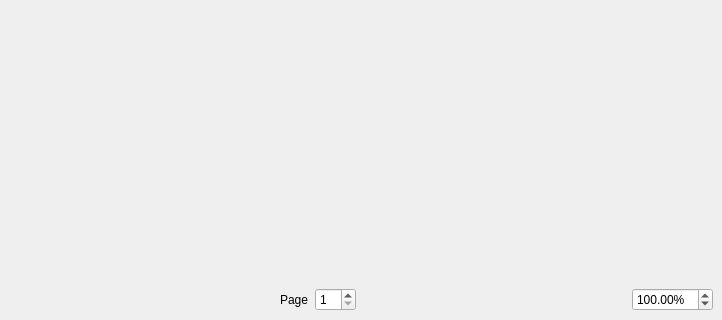
The window that application/documentviewer.ui (theCheeseboard/thePage) describes before a commit, drawn with Qt 5; both pictures show x 0 to 722 and y 269 to 589 of the 722 by 589 pixel window.
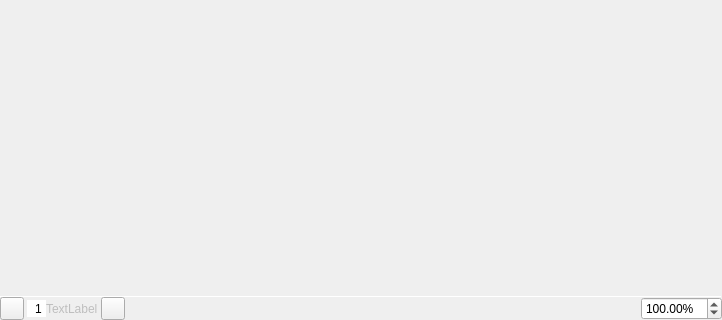
The same window after the commit. The open tabs and pages were chosen to show the change. Icons and pictures are not drawn. Custom widgets are drawn as their Qt base class.

Patch:
```diff
--- a/application/documentviewer.ui
+++ b/application/documentviewer.ui
@@ -346,7 +346,7 @@
                <x>0</x>
                <y>0</y>
                <width>722</width>
-               <height>543</height>
+               <height>554</height>
               </rect>
              </property>
              <layout class="QVBoxLayout" name="verticalLayout_6">
@@ -388,6 +388,19 @@
          </layout>
         </widget>
        </item>
+       <item>
+        <widget class="Line" name="line">
+         <property name="maximumSize">
+          <size>
+           <width>16777215</width>
+           <height>1</height>
+          </size>
+         </property>
+         <property name="orientation">
+          <enum>Qt::Horizontal</enum>
+         </property>
+        </widget>
+       </item>
        <item>
         <widget class="QWidget" name="widget" native="true">
          <property name="sizePolicy">
@@ -397,30 +410,104 @@
           </sizepolicy>
          </property>
          <layout class="QHBoxLayout" name="horizontalLayout">
+          <property name="spacing">
+           <number>0</number>
+          </property>
+          <property name="leftMargin">
+           <number>0</number>
+          </property>
+          <property name="topMargin">
+           <number>0</number>
+          </property>
+          <property name="rightMargin">
+           <number>0</number>
+          </property>
+          <property name="bottomMargin">
+           <number>0</number>
+          </property>
           <item>
-           <spacer name="horizontalSpacer">
-            <property name="orientation">
-             <enum>Qt::Horizontal</enum>
+           <widget class="QToolButton" name="prevPageButton">
+            <property name="sizePolicy">
+             <sizepolicy hsizetype="Preferred" vsizetype="Preferred">
+              <horstretch>0</horstretch>
+              <verstretch>0</verstretch>
+             </sizepolicy>
             </property>
-            <property name="sizeHint" stdset="0">
-             <size>
-              <width>249</width>
-              <height>20</height>
-             </size>
-            </property>
-           </spacer>
-          </item>
-          <item>
-           <widget class="QLabel" name="label_2">
             <property name="text">
-             <string>Page</string>
+             <string notr="true"/>
+            </property>
+            <property name="icon">
+             <iconset theme="go-previous"/>
             </property>
            </widget>
           </item>
           <item>
-           <widget class="QSpinBox" name="pageSpin">
-            <property name="minimum">
-             <number>1</number>
+           <layout class="QHBoxLayout" name="horizontalLayout_7">
+            <property name="spacing">
+             <number>0</number>
+            </property>
+            <property name="leftMargin">
+             <number>3</number>
+            </property>
+            <property name="topMargin">
+             <number>3</number>
+            </property>
+            <property name="rightMargin">
+             <number>3</number>
+            </property>
+            <property name="bottomMargin">
+             <number>3</number>
+            </property>
+            <item>
+             <widget class="QSpinBox" name="pageSpin">
+              <property name="sizePolicy">
+               <sizepolicy hsizetype="Preferred" vsizetype="Preferred">
+                <horstretch>0</horstretch>
+                <verstretch>0</verstretch>
+               </sizepolicy>
+              </property>
+              <property name="frame">
+               <bool>false</bool>
+              </property>
+              <property name="alignment">
+               <set>Qt::AlignRight|Qt::AlignTrailing|Qt::AlignVCenter</set>
+              </property>
+              <property name="buttonSymbols">
+               <enum>QAbstractSpinBox::NoButtons</enum>
+              </property>
+              <property name="minimum">
+               <number>1</number>
+              </property>
+             </widget>
+            </item>
+            <item>
+             <widget class="QLabel" name="pageCountBox">
+              <property name="enabled">
+               <bool>false</bool>
+              </property>
+              <property name="text">
+               <string notr="true">TextLabel</string>
+              </property>
+              <property name="margin">
+               <number>0</number>
+              </property>
+             </widget>
+            </item>
+           </layout>
+          </item>
+          <item>
+           <widget class="QToolButton" name="nextPageButton">
+            <property name="sizePolicy">
+             <sizepolicy hsizetype="Preferred" vsizetype="Preferred">
+              <horstretch>0</horstretch>
+              <verstretch>0</verstretch>
+             </sizepolicy>
+            </property>
+            <property name="text">
+             <string notr="true"/>
+            </property>
+            <property name="icon">
+             <iconset theme="go-next"/>
             </property>
            </widget>
           </item>
@@ -431,7 +518,7 @@
             </property>
             <property name="sizeHint" stdset="0">
              <size>
-              <width>249</width>
+              <width>456</width>
               <height>20</height>
              </size>
             </property>
```
Left out of the diff: 8 changed lines with no effect on the pictures.
